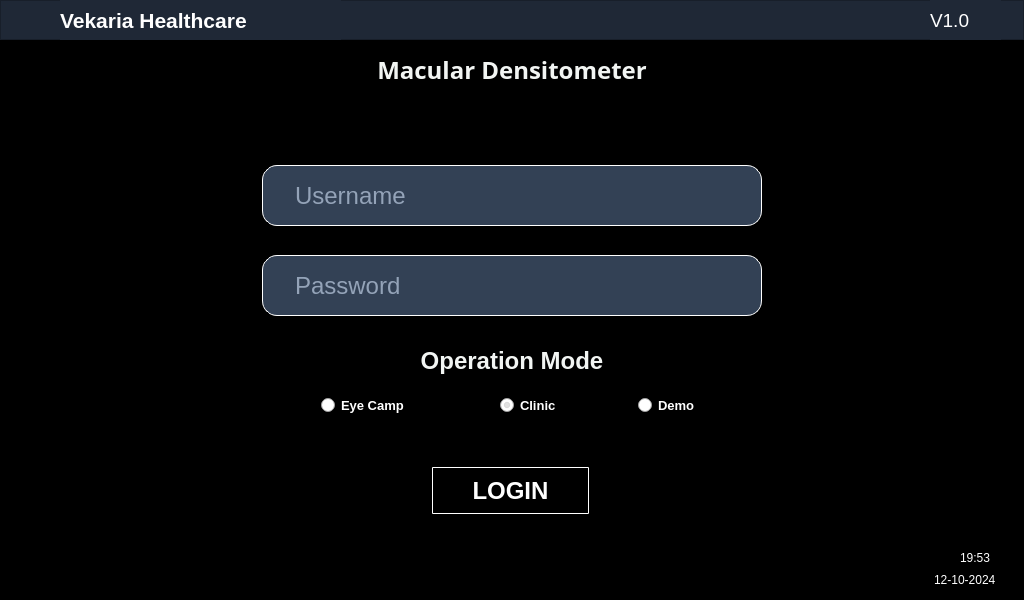
This is login.ui in Prism-Techs/vekariahealthCare as Qt 5 draws it before an edit. The edited form follows.
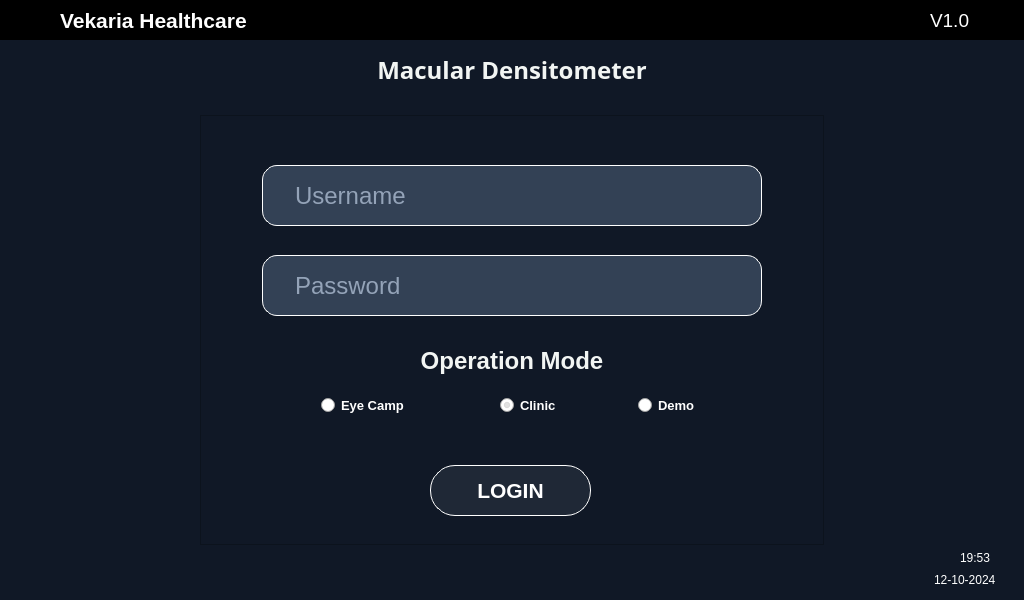
This is the edited form. Icons and pictures are not drawn.

What changed in the file:
```diff
--- a/login.ui
+++ b/login.ui
@@ -14,7 +14,7 @@
    <string>Form</string>
   </property>
   <property name="styleSheet">
-   <string notr="true">background-color:black;</string>
+   <string notr="true">background-color:#101826;</string>
   </property>
   <widget class="QFrame" name="frame">
    <property name="geometry">
@@ -26,7 +26,7 @@
     </rect>
    </property>
    <property name="styleSheet">
-    <string notr="true">background-color:#1f2836;</string>
+    <string notr="true">background-color:black;</string>
    </property>
    <property name="frameShape">
     <enum>QFrame::StyledPanel</enum>
@@ -109,6 +109,28 @@
      <bool>true</bool>
     </property>
    </widget>
+   <widget class="QLabel" name="wifiIcon">
+    <property name="geometry">
+     <rect>
+      <x>860</x>
+      <y>0</y>
+      <width>51</width>
+      <height>41</height>
+     </rect>
+    </property>
+    <property name="styleSheet">
+     <string notr="true">color:white;</string>
+    </property>
+    <property name="text">
+     <string/>
+    </property>
+    <property name="pixmap">
+     <pixmap resource="../Wifi/wifi.qrc">:/wifilogo/wifi.png</pixmap>
+    </property>
+    <property name="scaledContents">
+     <bool>true</bool>
+    </property>
+   </widget>
    <widget class="QLabel" name="label_10">
     <property name="geometry">
      <rect>
@@ -261,57 +283,21 @@
     </property>
     <property name="font">
      <font>
-      <pointsize>-1</pointsize>
+      <family>Helvetica Neue</family>
+      <pointsize>16</pointsize>
       <weight>75</weight>
       <bold>true</bold>
      </font>
     </property>
     <property name="styleSheet">
-     <string notr="true">
-    QPushButton {
-        background-color: transparent;
-        color: white;
-        border: 1px solid white;
-        padding: 10px 20px;
-        font-size: 24px;
-        border-radius: 1px;
-        font-weight: bold;
-        transition: all 0.3s;
-        margin: 2px;
-        /* Add subtle initial shadow */
-        border-bottom: 1px solid white;
-        border-right: 1px solid white;
-    }
-    
-    QPushButton:hover {
-        background-color: rgba(33, 150, 243, 0.1);
-        border: 2px solid #64B5F6;
-        color: #64B5F6;
-        /* Enhanced hover effect */
-        border-bottom: 4px solid #42A5F5;
-        border-right: 3px solid #42A5F5;
-        margin: 2px;
-    }
-    
-    QPushButton:pressed {
-        background-color: rgba(33, 150, 243, 0.2);
-        border: 2px solid white;
-        /* Create pressed effect */
-        border-bottom: 2px solid white;
-        border-right: 2px solid white;
-        margin-top: 4px;
-        margin-left: 2px;
-        padding-top: 11px;
-        padding-left: 21px;
-    }
-    
-    QPushButton:disabled {
-        background-color: transparent;
-        color: #B0B0B0;
-        border: 2px solid #B0B0B0;
-        border-bottom: 4px solid #909090;
-        border-right: 3px solid #909090;
-    }
+     <string notr="true"> QPushButton {
+                background-color: #1f2836;
+                color: white;
+                border: none;
+                border-radius: 25px;
+                padding: 10px;
+				border:1px solid white;
+            }
 </string>
     </property>
     <property name="text">
```
Left out of the diff: 13 changed lines with no effect on the pictures.
